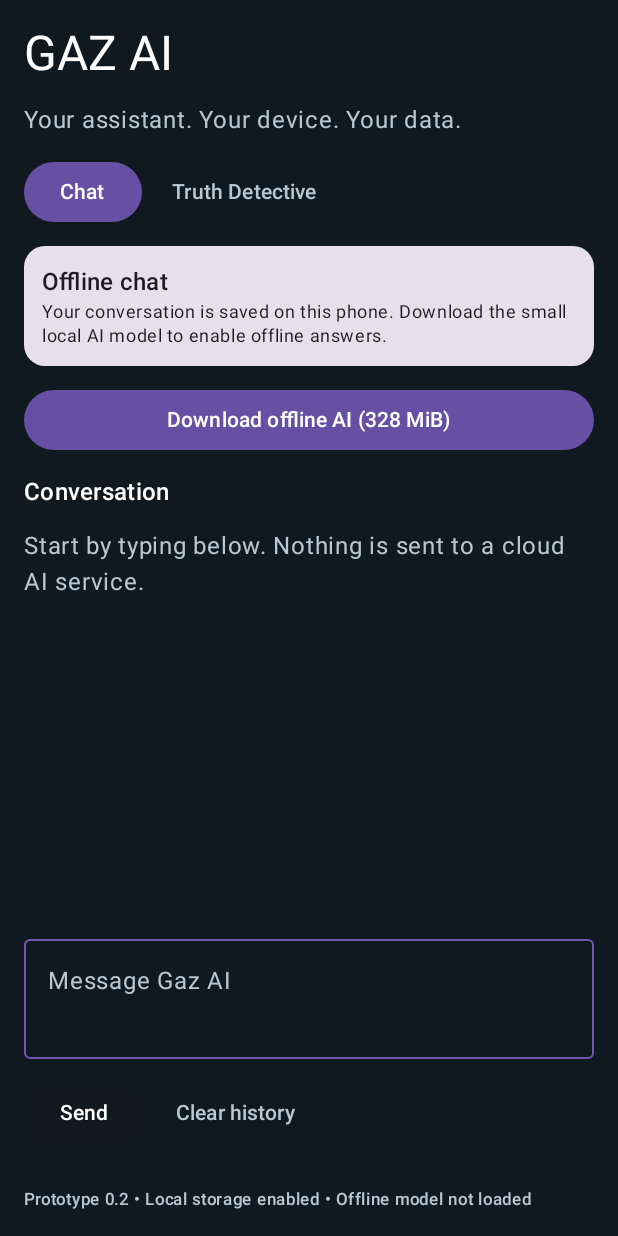
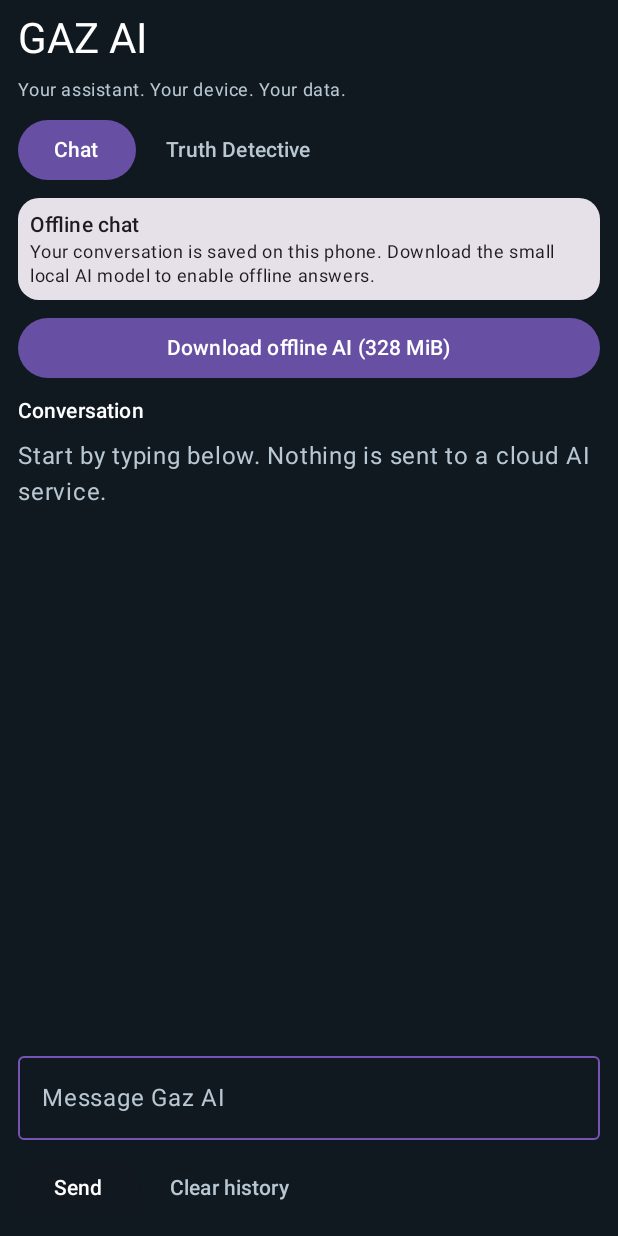
Before and after one commit to garethedmond73-art/gaz-ai, an Android app built with Jetpack Compose: the screen it shows after launch (MainActivity), on a phone screen of 412 x 824 dp. Run offline under Robolectric (Android 15) with nearby library versions, the phone set to English and light mode, and no system bars; libraries missing offline, so code that uses them is left out: com.google.ai.edge; pictures from the network do not load.

Commit message:
Give chat conversation more vertical reading space

```diff
--- a/app/src/main/java/uk/co/gazai/MainActivity.kt
+++ b/app/src/main/java/uk/co/gazai/MainActivity.kt
@@ -102,19 +102,19 @@ private fun GazAiScreen(context: Context) {
     MaterialTheme {
         Surface(modifier = Modifier.fillMaxSize(), color = Color(0xFF101820)) {
             Column(
-                modifier = Modifier.fillMaxSize().navigationBarsPadding().imePadding().padding(16.dp),
-                verticalArrangement = Arrangement.spacedBy(12.dp)
+                modifier = Modifier.fillMaxSize().navigationBarsPadding().imePadding().padding(horizontal = 12.dp, vertical = 8.dp),
+                verticalArrangement = Arrangement.spacedBy(8.dp)
             ) {
-                Text("GAZ AI", style = MaterialTheme.typography.headlineLarge, color = Color.White)
-                Text("Your assistant. Your device. Your data.", color = Color(0xFFB8C7D1))
+                Text("GAZ AI", style = MaterialTheme.typography.headlineMedium, color = Color.White)
+                Text("Your assistant. Your device. Your data.", color = Color(0xFFB8C7D1), style = MaterialTheme.typography.bodySmall)
                 Row(horizontalArrangement = Arrangement.spacedBy(8.dp)) {
                     ModeButton("Chat", mode == "Chat") { mode = "Chat" }
                     ModeButton("Truth Detective", mode == "Truth Detective") { mode = "Truth Detective" }
                 }
                 Card(modifier = Modifier.fillMaxWidth(), shape = RoundedCornerShape(14.dp)) {
-                    Column(Modifier.padding(12.dp)) {
+                    Column(Modifier.padding(8.dp)) {
                         Text(if (mode == "Chat") "Offline chat" else "Investigation workspace",
-                            style = MaterialTheme.typography.titleMedium)
+                            style = MaterialTheme.typography.titleSmall)
                         Text(
                             if (mode == "Chat") {
                                 when {
@@ -150,7 +150,7 @@ private fun GazAiScreen(context: Context) {
                 aiState.error?.let { message ->
                     Text(message, color = Color(0xFFFFB4AB), style = MaterialTheme.typography.bodySmall)
                 }
-                Text("Conversation", color = Color.White, style = MaterialTheme.typography.titleMedium)
+                Text("Conversation", color = Color.White, style = MaterialTheme.typography.titleSmall)
                 LazyColumn(
                     modifier = Modifier.weight(1f).fillMaxWidth(),
                     verticalArrangement = Arrangement.spacedBy(8.dp)
@@ -178,8 +178,8 @@ private fun GazAiScreen(context: Context) {
                             color = Color(0xFFB8C7D1)
                         )
                     },
-                    minLines = 2,
-                    maxLines = 5,
+                    minLines = 1,
+                    maxLines = 3,
                     textStyle = MaterialTheme.typography.bodyLarge.copy(
                         color = Color.White,
                         fontSize = 18.sp
@@ -223,12 +223,6 @@ private fun GazAiScreen(context: Context) {
                         history.save(lines)
                     }) { Text("Clear history", color = Color(0xFFB8C7D1)) }
                 }
-                Spacer(Modifier.height(2.dp))
-                Text(
-                    if (aiState.ready) "Prototype 0.2 • Offline AI ready • Local storage enabled"
-                    else "Prototype 0.2 • Local storage enabled • Offline model not loaded",
-                    color = Color(0xFFB8C7D1), style = MaterialTheme.typography.labelSmall
-                )
             }
         }
     }
```
